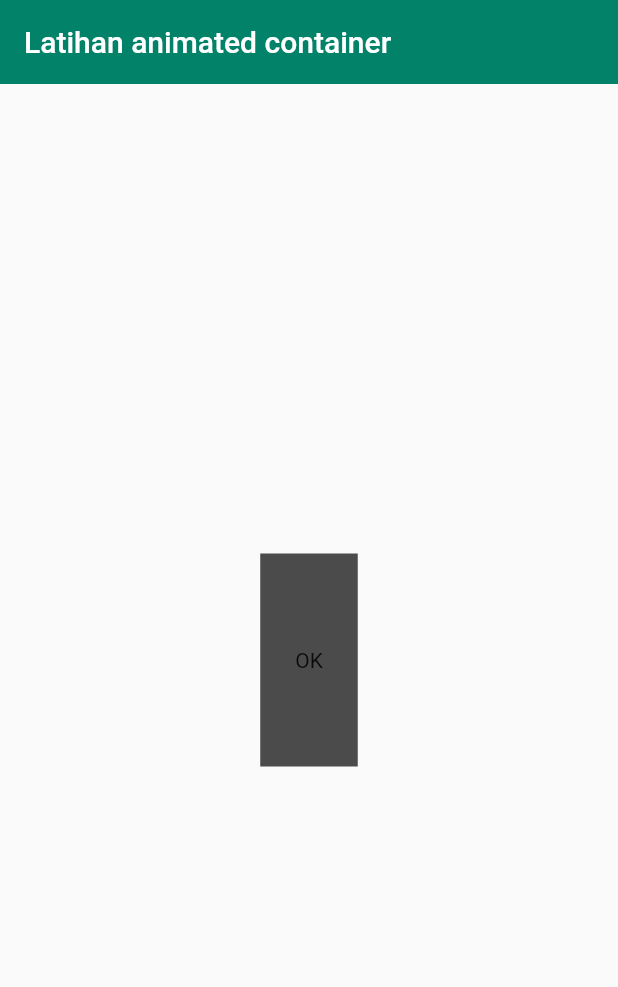
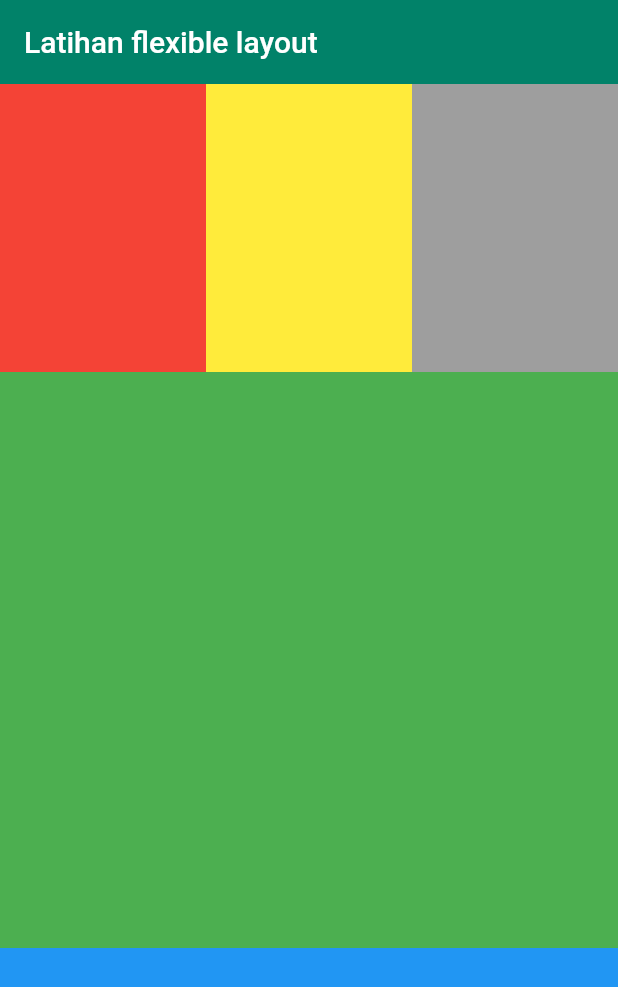
Before and after one commit to gunzxx/Flutter-Learn, a Flutter app: the screen it shows after launch, on a phone screen of 412 x 824 dp. Shown: the top 987 px of the screen. Run offline on Flutter 3.47's test engine with Material 2 defaults, Android fonts, the phone set to English and light mode, and no system bars.

Commit message:
flexible widget layout

```diff
--- a/f_01/lib/main.dart
+++ b/f_01/lib/main.dart
@@ -23,24 +23,49 @@ class _MyAppState extends State<MyApp> {
       home: Scaffold(
         appBar: AppBar(
           backgroundColor: const Color(0xFF018269),
-          title: const Text("Latihan animated container"),
+          title: const Text("Latihan flexible layout"),
           elevation: 0.0,
         ),
-        body: Center(
-          child: GestureDetector(
-            onTap: () {
-              setState(() {});
-            },
-            child: AnimatedContainer(
-              color: const Color.fromRGBO(0, 0, 0, .7),
-              duration: const Duration(milliseconds: 300),
-              width: 50.0 + random.nextInt(101),
-              height: 50.0 + random.nextInt(101),
-              child: const Center(
-                child: Text("OK"),
+        body: Column(
+          children: [
+            Flexible(
+              flex: 1,
+              child: Row(
+                children: [
+                  Flexible(
+                    flex: 1,
+                    child: Container(
+                      color: Colors.red,
+                    ),
+                  ),
+                  Flexible(
+                    flex: 1,
+                    child: Container(
+                      color: Colors.yellow,
+                    ),
+                  ),
+                  Flexible(
+                    flex: 1,
+                    child: Container(
+                      color: Colors.grey,
+                    ),
+                  ),
+                ],
               ),
             ),
-          ),
+            Flexible(
+              flex: 2,
+              child: Container(
+                color: Colors.green,
+              ),
+            ),
+            Flexible(
+              flex: 1,
+              child: Container(
+                color: Colors.blue,
+              ),
+            ),
+          ],
         ),
       ),
     );
```
